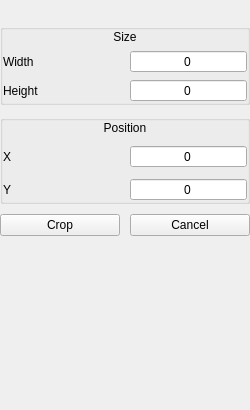
do-i/thumbgrid, file gui/panels/croppanel/croppanel.ui: the form before one commit.
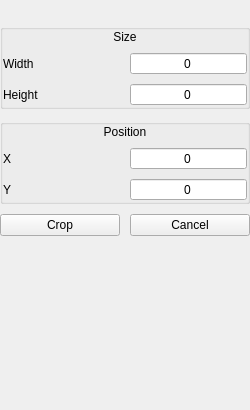
The form after the commit. Icons and pictures are not drawn. Custom widgets are drawn as their Qt base class.

Patch:
```diff
--- a/gui/panels/croppanel/croppanel.ui
+++ b/gui/panels/croppanel/croppanel.ui
@@ -54,6 +54,9 @@
       <string/>
      </property>
      <layout class="QVBoxLayout" name="verticalLayout">
+      <property name="spacing">
+       <number>8</number>
+      </property>
       <property name="leftMargin">
        <number>0</number>
       </property>
@@ -158,7 +161,7 @@
      </property>
      <layout class="QVBoxLayout" name="verticalLayout_3">
       <property name="spacing">
-       <number>10</number>
+       <number>8</number>
       </property>
       <property name="leftMargin">
        <number>0</number>
@@ -174,6 +177,12 @@
       </property>
       <item>
        <widget class="QLabel" name="label_7">
+        <property name="font">
+         <font>
+          <weight>50</weight>
+          <bold>false</bold>
+         </font>
+        </property>
         <property name="text">
          <string>Position</string>
         </property>
```
Left out of the diff: 6 changed lines with no effect on the pictures.
